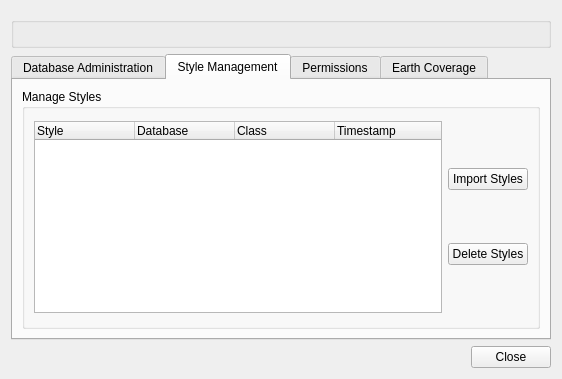
Old version of the form ServerTools/batchDbManager.ui in the repository dsgoficial/DsgTools.
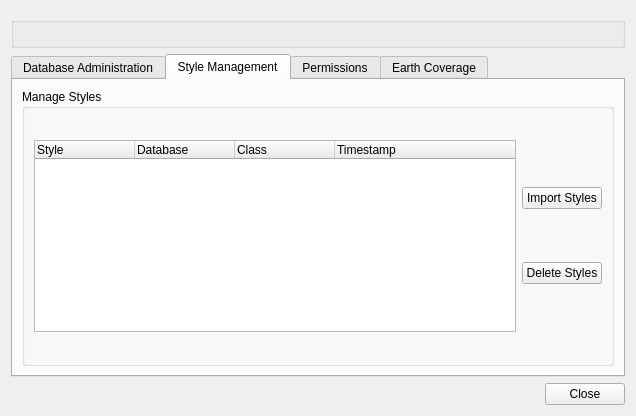
New version of the form. The open tabs and pages were chosen to show the change. Custom widgets are drawn as their Qt base class.

Commit message: ui bug fix and dict key bug fix

The edit to the form file:
```diff
--- a/ServerTools/batchDbManager.ui
+++ b/ServerTools/batchDbManager.ui
@@ -6,8 +6,8 @@
    <rect>
     <x>0</x>
     <y>0</y>
-    <width>562</width>
-    <height>379</height>
+    <width>636</width>
+    <height>416</height>
    </rect>
   </property>
   <property name="sizePolicy">
@@ -65,7 +65,7 @@
      </property>
      <property name="maximumSize">
       <size>
-       <width>800</width>
+       <width>5000</width>
        <height>5000</height>
       </size>
      </property>
@@ -156,8 +156,8 @@
         <widget class="QGroupBox" name="groupBox_6">
          <property name="maximumSize">
           <size>
-           <width>800</width>
-           <height>400</height>
+           <width>5000</width>
+           <height>5000</height>
           </size>
          </property>
          <property name="title">
@@ -168,6 +168,12 @@
            <layout class="QVBoxLayout" name="verticalLayout">
             <item>
              <widget class="QPushButton" name="importStylesPushButton">
+              <property name="sizePolicy">
+               <sizepolicy hsizetype="Minimum" vsizetype="Fixed">
+                <horstretch>0</horstretch>
+                <verstretch>0</verstretch>
+               </sizepolicy>
+              </property>
               <property name="text">
                <string>Import Styles</string>
               </property>
@@ -175,6 +181,12 @@
             </item>
             <item>
              <widget class="QPushButton" name="deleteStyles">
+              <property name="sizePolicy">
+               <sizepolicy hsizetype="Minimum" vsizetype="Fixed">
+                <horstretch>0</horstretch>
+                <verstretch>0</verstretch>
+               </sizepolicy>
+              </property>
               <property name="text">
                <string>Delete Styles</string>
               </property>
```
Left out of the diff: 2 changed lines with no effect on the pictures. The commit also changes 3 other files.
